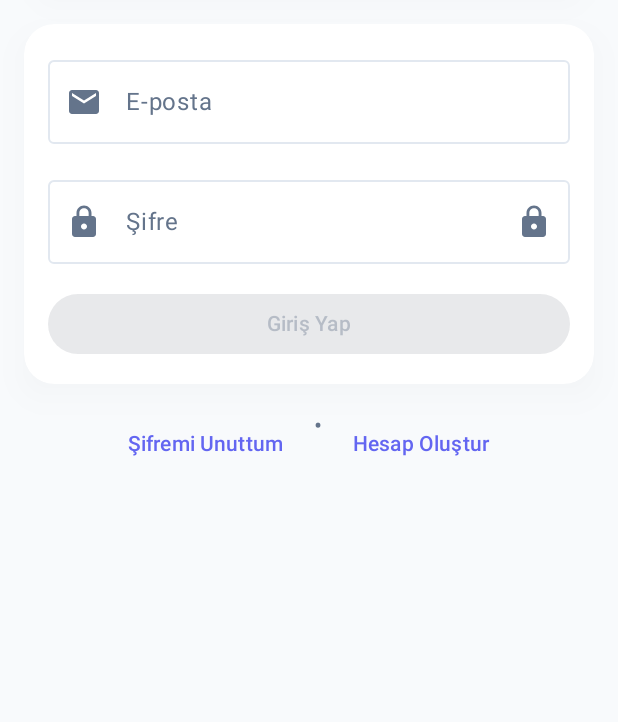
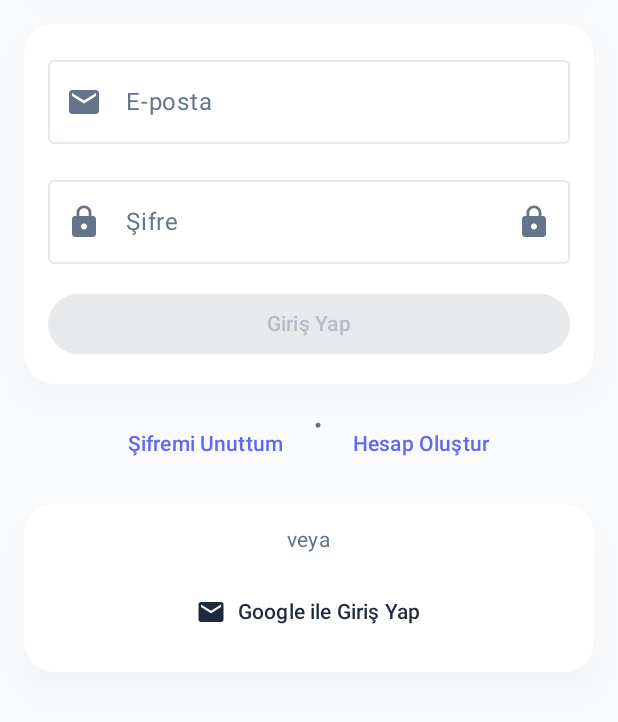
Before and after one commit to theturker/SpendCraft, an Android app built with Jetpack Compose: the screen it shows after launch (MainActivity), after a tap on "Başla", on a phone screen of 412 x 824 dp, the part 325-1047 px from its top. Run offline under Robolectric (Android 15) with nearby library versions, the phone set to English and light mode, and no system bars; our stand-ins replace Dagger/Hilt's generated code, Firebase (no records; nobody signed in at launch, a user with empty details on screens opened directly); 2 statements that could not run were skipped.

Commit message:
Google ile giriş yapısı aktifleştirildi.

```diff
--- a/app/build.gradle.kts
+++ b/app/build.gradle.kts
@@ -82,6 +82,7 @@ dependencies {
     implementation("com.google.firebase:firebase-perf-ktx")
     implementation("com.google.firebase:firebase-auth-ktx")
     implementation("com.google.firebase:firebase-firestore-ktx")
+    implementation("com.google.android.gms:play-services-auth:20.7.0")
 
     implementation(libs.hilt.android)
     ksp(libs.hilt.compiler)
--- a/app/src/main/java/com/alperen/spendcraft/MainActivity.kt
+++ b/app/src/main/java/com/alperen/spendcraft/MainActivity.kt
@@ -29,6 +29,10 @@ import com.alperen.spendcraft.auth.AuthState
 import com.alperen.spendcraft.auth.ui.LoginScreen
 import com.alperen.spendcraft.auth.ui.RegisterScreen
 import com.alperen.spendcraft.auth.ui.ForgotPasswordScreen
+import com.google.android.gms.auth.api.signin.GoogleSignIn
+import com.google.android.gms.auth.api.signin.GoogleSignInAccount
+import com.google.android.gms.common.api.ApiException
+import android.content.Intent
 import dagger.hilt.android.AndroidEntryPoint
 import javax.inject.Inject
 
@@ -37,6 +41,24 @@ class MainActivity : ComponentActivity() {
 
     @Inject
     lateinit var firstLaunchHelper: FirstLaunchHelper
+
+    @Inject
+    lateinit var googleAuthService: com.alperen.spendcraft.auth.GoogleAuthService
+
+    private var googleSignInResult by mutableStateOf<GoogleSignInAccount?>(null)
+
+    private val googleSignInLauncher = registerForActivityResult(
+        androidx.activity.result.contract.ActivityResultContracts.StartActivityForResult()
+    ) { result ->
+        val task = GoogleSignIn.getSignedInAccountFromIntent(result.data)
+        try {
+            val account = task.getResult(ApiException::class.java)
+            googleSignInResult = account
+        } catch (e: ApiException) {
+            println("Google Sign-In failed: ${e.message}")
+            googleSignInResult = null
+        }
+    }
 
     private val notificationPermissionLauncher = registerForActivityResult(
         ActivityResultContracts.RequestPermission()
@@ -73,6 +95,19 @@ class MainActivity : ComponentActivity() {
 
             var currentAuthScreen by remember { mutableStateOf("login") }
 
+            // Google Auth Service'i initialize et
+            LaunchedEffect(Unit) {
+                googleAuthService.initialize(context)
+            }
+
+            // Google Sign-In result'u handle et
+            LaunchedEffect(googleSignInResult) {
+                googleSignInResult?.let { account ->
+                    authViewModel.signInWithGoogle(account)
+                    googleSignInResult = null
+                }
+            }
+
             SpendCraftTheme(darkTheme = isDarkMode) {
                 Surface(color = MaterialTheme.colorScheme.background) {
                     when {
@@ -90,7 +125,20 @@ class MainActivity : ComponentActivity() {
                                     LoginScreen(
                                         onLoginSuccess = { /* Navigation will be handled by auth state change */ },
                                         onNavigateToRegister = { currentAuthScreen = "register" },
-                                        onNavigateToForgotPassword = { currentAuthScreen = "forgot" }
+                                        onNavigateToForgotPassword = { currentAuthScreen = "forgot" },
+                                        onGoogleSignInResult = { account ->
+                                            if (account != null) {
+                                                authViewModel.signInWithGoogle(account)
+                                            } else {
+                                                // Google Sign-In başlat
+                                                try {
+                                                    val signInIntent = googleAuthService.getSignInIntent()
+                                                    googleSignInLauncher.launch(signInIntent)
+                                                } catch (e: Exception) {
+                                                    println("Google Sign-In Intent failed: ${e.message}")
+                                                }
+                                            }
+                                        }
                                     )
                                 }
                                 "register" -> {
--- /dev/null
+++ b/app/src/main/java/com/alperen/spendcraft/auth/GoogleAuthService.kt
@@ -0,0 +1,59 @@
+package com.alperen.spendcraft.auth
+
+import android.content.Context
+import com.google.android.gms.auth.api.signin.GoogleSignIn
+import com.google.android.gms.auth.api.signin.GoogleSignInAccount
+import com.google.android.gms.auth.api.signin.GoogleSignInClient
+import com.google.android.gms.auth.api.signin.GoogleSignInOptions
+import com.google.android.gms.common.api.ApiException
+import com.google.firebase.auth.FirebaseAuth
+import com.google.firebase.auth.GoogleAuthProvider
+import com.google.firebase.auth.FirebaseUser
+import kotlinx.coroutines.tasks.await
+import javax.inject.Inject
+import javax.inject.Singleton
+
+@Singleton
+class GoogleAuthService @Inject constructor() {
+
+    private lateinit var googleSignInClient: GoogleSignInClient
+    private val auth = FirebaseAuth.getInstance()
+
+    fun initialize(context: Context) {
+        val gso = GoogleSignInOptions.Builder(GoogleSignInOptions.DEFAULT_SIGN_IN)
+            .requestIdToken("973123190644-c75iu4smr8dl5okbm27hglgig9v3fc8p.apps.googleusercontent.com") // Web client ID from google-services.json
+            .requestEmail()
+            .build()
+
+        googleSignInClient = GoogleSignIn.getClient(context, gso)
+    }
+
+    fun getSignInIntent() = googleSignInClient.signInIntent
+
+    suspend fun signInWithGoogle(data: com.google.android.gms.auth.api.signin.GoogleSignInAccount): Result<FirebaseUser> {
+        return try {
+            println("GoogleAuthService: Starting Google Sign-In with token: ${data.idToken?.take(20)}...")
+            val credential = GoogleAuthProvider.getCredential(data.idToken, null)
+            println("GoogleAuthService: Credential created, signing in with Firebase...")
+            val result = auth.signInWithCredential(credential).await()
+            val user = result.user
+            if (user != null) {
+                println("GoogleAuthService: Firebase sign-in successful: ${user.uid}")
+                Result.success(user)
+            } else {
+                println("GoogleAuthService: Firebase sign-in failed - no user")
+                Result.failure(Exception("Google sign in failed - no user"))
+            }
+        } catch (e: Exception) {
+            println("GoogleAuthService: Exception during sign-in: ${e.message}")
+            Result.failure(e)
+        }
+    }
+
+    fun signOut() {
+        auth.signOut()
+        googleSignInClient.signOut()
+    }
+
+    fun getCurrentUser(): FirebaseUser? = auth.currentUser
+}
--- a/app/src/main/java/com/alperen/spendcraft/auth/ui/LoginScreen.kt
+++ b/app/src/main/java/com/alperen/spendcraft/auth/ui/LoginScreen.kt
@@ -20,12 +20,16 @@ import androidx.compose.material3.Button
 import androidx.compose.material3.OutlinedTextField
 import androidx.compose.material3.OutlinedTextFieldDefaults
 import com.alperen.spendcraft.auth.AuthViewModel
+import com.google.android.gms.auth.api.signin.GoogleSignIn
+import com.google.android.gms.auth.api.signin.GoogleSignInAccount
+import com.google.android.gms.common.api.ApiException
 
 @Composable
 fun LoginScreen(
     onLoginSuccess: () -> Unit,
     onNavigateToRegister: () -> Unit,
-    onNavigateToForgotPassword: () -> Unit
+    onNavigateToForgotPassword: () -> Unit,
+    onGoogleSignInResult: (GoogleSignInAccount?) -> Unit
 ) {
     val authViewModel: AuthViewModel = viewModel()
     val isLoading by authViewModel.isLoading.collectAsState()
@@ -145,6 +149,47 @@ fun LoginScreen(
                     Text("Hesap Oluştur")
                 }
             }
+
+            // Google Sign-In Button
+            ModernCard {
+                Column(
+                    modifier = Modifier.padding(16.dp),
+                    horizontalAlignment = Alignment.CenterHorizontally
+                ) {
+                    Text(
+                        text = "veya",
+                        style = MaterialTheme.typography.bodyMedium,
+                        color = MaterialTheme.colorScheme.onSurfaceVariant
+                    )
+
+                    Spacer(modifier = Modifier.height(16.dp))
+
+                    Button(
+                        onClick = {
+                            onGoogleSignInResult(null) // Google Sign-In başlat
+                        },
+                        enabled = !isLoading,
+                        modifier = Modifier.fillMaxWidth(),
+                        colors = ButtonDefaults.buttonColors(
+                            containerColor = MaterialTheme.colorScheme.surface,
+                            contentColor = MaterialTheme.colorScheme.onSurface
+                        )
+                    ) {
+                        Row(
+                            verticalAlignment = Alignment.CenterVertically,
+                            horizontalArrangement = Arrangement.Center
+                        ) {
+                            Icon(
+                                imageVector = Icons.Filled.Email, // Google ikonu yok, Email kullanıyoruz
+                                contentDescription = "Google",
+                                modifier = Modifier.size(20.dp)
+                            )
+                            Spacer(modifier = Modifier.width(8.dp))
+                            Text("Google ile Giriş Yap")
+                        }
+                    }
+                }
+            }
         }
     }
 }
--- a/app/src/main/java/com/alperen/spendcraft/di/AuthModule.kt
+++ b/app/src/main/java/com/alperen/spendcraft/di/AuthModule.kt
@@ -3,6 +3,7 @@ package com.alperen.spendcraft.di
 import com.alperen.spendcraft.analytics.FirebaseAnalyticsService
 import com.alperen.spendcraft.analytics.FirebaseCrashlyticsService
 import com.alperen.spendcraft.auth.FirebaseAuthService
+import com.alperen.spendcraft.auth.GoogleAuthService
 import dagger.Module
 import dagger.Provides
 import dagger.hilt.InstallIn
@@ -33,4 +34,10 @@ object AuthModule {
     fun provideFirebaseCrashlyticsService(): FirebaseCrashlyticsService {
         return FirebaseCrashlyticsService()
     }
+
+    @Provides
+    @Singleton
+    fun provideGoogleAuthService(): GoogleAuthService {
+        return GoogleAuthService()
+    }
 }
```
Also changed, not shown: app/src/main/java/com/alperen/spendcraft/auth/AuthViewModel.kt (+36 -0 lines), 55 other files.
